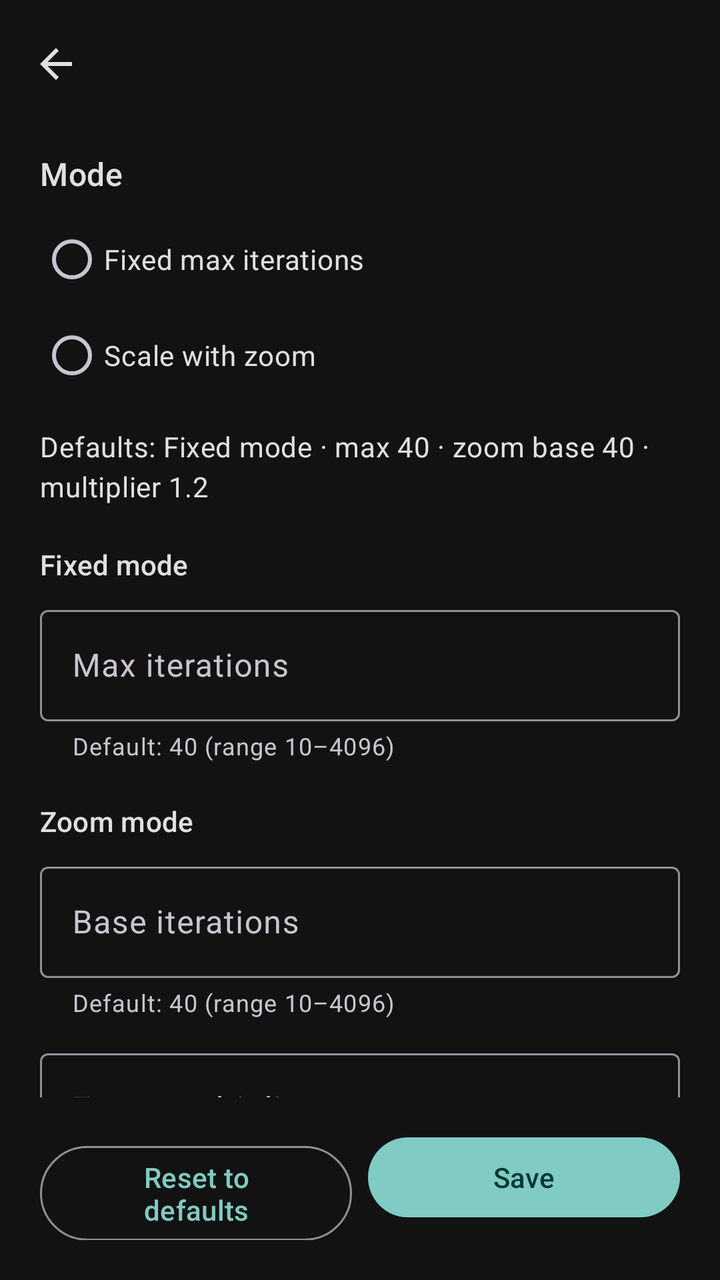
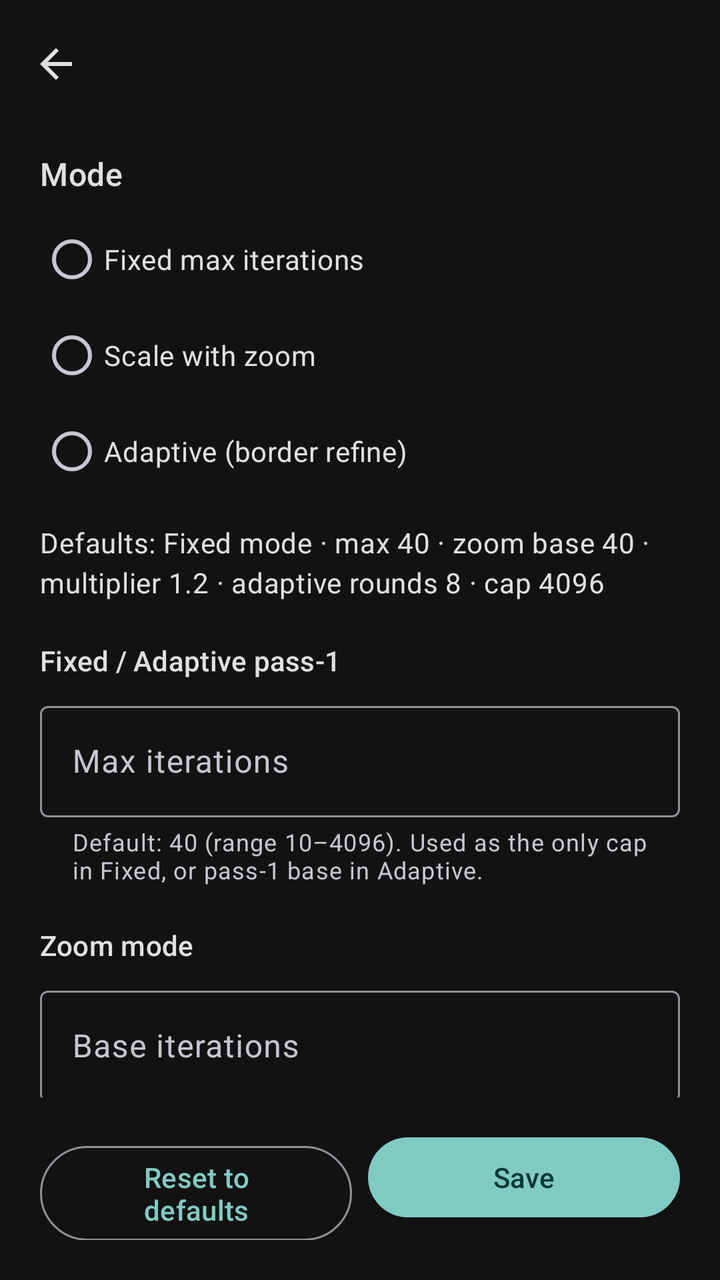

Screens rendered from an Android XML layout before and after an edit, with the pre-edit source and the edit as a unified diff.
<!-- AndroidManifest.xml: application theme AppTheme -->
<!-- res/layout/activity_iteration_settings.xml -->
<?xml version="1.0" encoding="utf-8"?>
<LinearLayout xmlns:android="http://schemas.android.com/apk/res/android"
    xmlns:app="http://schemas.android.com/apk/res-auto"
    android:layout_width="match_parent"
    android:layout_height="match_parent"
    android:background="@color/md_theme_surface"
    android:orientation="vertical">

    <com.google.android.material.appbar.MaterialToolbar
        android:id="@+id/iteration_toolbar"
        android:layout_width="match_parent"
        android:layout_height="wrap_content"
        android:background="@color/md_theme_surface"
        app:navigationIcon="?attr/homeAsUpIndicator"
        app:navigationIconTint="@color/hud_text"
        app:titleTextColor="@color/hud_text" />

    <androidx.core.widget.NestedScrollView
        android:layout_width="match_parent"
        android:layout_height="0dp"
        android:layout_weight="1"
        android:fillViewport="true"
        android:paddingStart="20dp"
        android:paddingTop="12dp"
        android:paddingEnd="20dp"
        android:paddingBottom="16dp">

        <LinearLayout
            android:layout_width="match_parent"
            android:layout_height="wrap_content"
            android:orientation="vertical">

            <TextView
                android:layout_width="match_parent"
                android:layout_height="wrap_content"
                android:text="@string/iteration_mode_label"
                android:textAppearance="?attr/textAppearanceTitleMedium"
                android:textColor="@color/md_theme_on_surface" />

            <RadioGroup
                android:id="@+id/iteration_mode_group"
                android:layout_width="match_parent"
                android:layout_height="wrap_content"
                android:layout_marginTop="8dp"
                android:orientation="vertical">

                <com.google.android.material.radiobutton.MaterialRadioButton
                    android:id="@+id/iteration_mode_fixed"
                    android:layout_width="match_parent"
                    android:layout_height="wrap_content"
                    android:minHeight="48dp"
                    android:text="@string/iteration_mode_fixed"
                    android:textColor="@color/md_theme_on_surface" />

                <com.google.android.material.radiobutton.MaterialRadioButton
                    android:id="@+id/iteration_mode_zoom"
                    android:layout_width="match_parent"
                    android:layout_height="wrap_content"
                    android:minHeight="48dp"
                    android:text="@string/iteration_mode_zoom"
                    android:textColor="@color/md_theme_on_surface" />
            </RadioGroup>

            <TextView
                android:layout_width="match_parent"
                android:layout_height="wrap_content"
                android:layout_marginTop="12dp"
                android:lineSpacingMultiplier="1.15"
                android:text="@string/iteration_defaults_summary"
                android:textAppearance="?attr/textAppearanceBodyMedium"
                android:textColor="@color/md_theme_on_surface" />

            <TextView
                android:layout_width="match_parent"
                android:layout_height="wrap_content"
                android:layout_marginTop="20dp"
                android:text="@string/iteration_fixed_label"
                android:textAppearance="?attr/textAppearanceTitleSmall"
                android:textColor="@color/md_theme_on_surface" />

            <com.google.android.material.textfield.TextInputLayout
                android:id="@+id/iteration_fixed_layout"
                style="@style/Widget.Material3.TextInputLayout.OutlinedBox"
                android:layout_width="match_parent"
                android:layout_height="wrap_content"
                android:layout_marginTop="8dp"
                android:hint="@string/iteration_fixed_hint"
                app:helperText="@string/iteration_fixed_helper">

                <com.google.android.material.textfield.TextInputEditText
                    android:id="@+id/iteration_fixed_value"
                    android:layout_width="match_parent"
                    android:layout_height="wrap_content"
                    android:inputType="number"
                    android:maxLines="1" />
            </com.google.android.material.textfield.TextInputLayout>

            <TextView
                android:layout_width="match_parent"
                android:layout_height="wrap_content"
                android:layout_marginTop="20dp"
                android:text="@string/iteration_zoom_section"
                android:textAppearance="?attr/textAppearanceTitleSmall"
                android:textColor="@color/md_theme_on_surface" />

            <com.google.android.material.textfield.TextInputLayout
                android:id="@+id/iteration_base_layout"
                style="@style/Widget.Material3.TextInputLayout.OutlinedBox"
                android:layout_width="match_parent"
                android:layout_height="wrap_content"
                android:layout_marginTop="8dp"
                android:hint="@string/iteration_base_hint"
                app:helperText="@string/iteration_base_helper">

                <com.google.android.material.textfield.TextInputEditText
                    android:id="@+id/iteration_base_value"
                    android:layout_width="match_parent"
                    android:layout_height="wrap_content"
                    android:inputType="number"
                    android:maxLines="1" />
            </com.google.android.material.textfield.TextInputLayout>

            <com.google.android.material.textfield.TextInputLayout
                android:id="@+id/iteration_multiplier_layout"
                style="@style/Widget.Material3.TextInputLayout.OutlinedBox"
                android:layout_width="match_parent"
                android:layout_height="wrap_content"
                android:layout_marginTop="12dp"
                android:hint="@string/iteration_multiplier_hint"
                app:helperText="@string/iteration_multiplier_helper">

                <com.google.android.material.textfield.TextInputEditText
                    android:id="@+id/iteration_multiplier_value"
                    android:layout_width="match_parent"
                    android:layout_height="wrap_content"
                    android:inputType="numberDecimal"
                    android:maxLines="1" />
            </com.google.android.material.textfield.TextInputLayout>

            <TextView
                android:layout_width="match_parent"
                android:layout_height="wrap_content"
                android:layout_marginTop="16dp"
                android:lineSpacingMultiplier="1.15"
                android:text="@string/iteration_help"
                android:textAppearance="?attr/textAppearanceBodySmall"
                android:textColor="@color/md_theme_on_surface" />
        </LinearLayout>
    </androidx.core.widget.NestedScrollView>

    <LinearLayout
        android:id="@+id/iteration_actions"
        android:layout_width="match_parent"
        android:layout_height="wrap_content"
        android:layout_marginStart="20dp"
        android:layout_marginEnd="20dp"
        android:layout_marginBottom="20dp"
        android:orientation="horizontal">

        <com.google.android.material.button.MaterialButton
            android:id="@+id/iteration_reset_defaults"
            style="@style/Widget.Material3.Button.OutlinedButton"
            android:layout_width="0dp"
            android:layout_height="wrap_content"
            android:layout_marginEnd="8dp"
            android:layout_weight="1"
            android:minHeight="48dp"
            android:text="@string/iteration_reset_defaults" />

        <com.google.android.material.button.MaterialButton
            android:id="@+id/iteration_save"
            android:layout_width="0dp"
            android:layout_height="wrap_content"
            android:layout_weight="1"
            android:minHeight="48dp"
            android:text="@string/iteration_save" />
    </LinearLayout>
</LinearLayout>
<!-- resources referenced by this layout -->
<resources>
  <color name="hud_text">#FFE0E0E0</color>
  <color name="md_theme_on_surface">#FFE0E0E0</color>
  <color name="md_theme_surface">#FF121212</color>
  <string name="iteration_base_helper">Default: 40 (range 10–4096)</string>
  <string name="iteration_base_hint">Base iterations</string>
  <string name="iteration_defaults_summary">Defaults: Fixed mode · max 40 · zoom base 40 · multiplier 1.2</string>
  <string name="iteration_fixed_helper">Default: 40 (range 10–4096)</string>
  <string name="iteration_fixed_hint">Max iterations</string>
  <string name="iteration_fixed_label">Fixed mode</string>
  <string name="iteration_help">Fixed mode uses the same max iterations at every zoom (default 40).\n\nScale with zoom starts at the base value at the home view (default base 40, multiplier 1.2). Each doubling of zoom multiplies max iterations by the multiplier. Values are clamped between 10 and 4096.</string>
  <string name="iteration_mode_fixed">Fixed max iterations</string>
  <string name="iteration_mode_label">Mode</string>
  <string name="iteration_mode_zoom">Scale with zoom</string>
  <string name="iteration_multiplier_helper">Default: 1.2 (range 1.01–4.0)</string>
  <string name="iteration_multiplier_hint">Zoom multiplier</string>
  <string name="iteration_reset_defaults">Reset to defaults</string>
  <string name="iteration_save">Save</string>
  <string name="iteration_zoom_section">Zoom mode</string>
  <style name="AppTheme" parent="Theme.Material3.Dark.NoActionBar">
          <item name="colorPrimary">@color/md_theme_primary</item>
          <item name="colorOnPrimary">@color/md_theme_on_primary</item>
          <item name="colorSecondary">@color/md_theme_primary</item>
          <item name="android:colorBackground">@color/fractal_canvas</item>
          <item name="colorSurface">@color/md_theme_surface</item>
          <item name="colorOnSurface">@color/md_theme_on_surface</item>
          <item name="colorSurfaceVariant">@color/md_theme_surface_variant</item>
          <item name="android:statusBarColor">@android:color/transparent</item>
          <item name="android:navigationBarColor">@android:color/transparent</item>
          <item name="android:windowBackground">@color/fractal_canvas</item>
          <item name="bottomSheetDialogTheme">@style/ThemeOverlay.App.BottomSheetDialog</item>
      </style>
  <color name="md_theme_primary">#FF80CBC4</color>
  <color name="md_theme_on_primary">#FF003732</color>
  <color name="fractal_canvas">#FF0A0A0A</color>
  <color name="md_theme_surface_variant">#FF2C2C2C</color>
  <style name="ThemeOverlay.App.BottomSheetDialog" parent="ThemeOverlay.Material3.BottomSheetDialog">
          <item name="bottomSheetStyle">@style/Widget.App.BottomSheet</item>
      </style>
  <style name="Widget.App.BottomSheet" parent="Widget.Material3.BottomSheet.Modal">
          <item name="backgroundTint">@color/md_theme_surface</item>
      </style>
</resources>

<!-- the commit's change to res/layout/activity_iteration_settings.xml (unified diff, before → after) -->
@@ -59,6 +59,14 @@
                     android:minHeight="48dp"
                     android:text="@string/iteration_mode_zoom"
                     android:textColor="@color/md_theme_on_surface" />
+
+                <com.google.android.material.radiobutton.MaterialRadioButton
+                    android:id="@+id/iteration_mode_adaptive"
+                    android:layout_width="match_parent"
+                    android:layout_height="wrap_content"
+                    android:minHeight="48dp"
+                    android:text="@string/iteration_mode_adaptive"
+                    android:textColor="@color/md_theme_on_surface" />
             </RadioGroup>
 
             <TextView
@@ -134,6 +142,48 @@
                     android:layout_width="match_parent"
                     android:layout_height="wrap_content"
                     android:inputType="numberDecimal"
+                    android:maxLines="1" />
+            </com.google.android.material.textfield.TextInputLayout>
+
+            <TextView
+                android:layout_width="match_parent"
+                android:layout_height="wrap_content"
+                android:layout_marginTop="20dp"
+                android:text="@string/iteration_adaptive_section"
+                android:textAppearance="?attr/textAppearanceTitleSmall"
+                android:textColor="@color/md_theme_on_surface" />
+
+            <com.google.android.material.textfield.TextInputLayout
+                android:id="@+id/iteration_rounds_layout"
+                style="@style/Widget.Material3.TextInputLayout.OutlinedBox"
+                android:layout_width="match_parent"
+                android:layout_height="wrap_content"
+                android:layout_marginTop="8dp"
+                android:hint="@string/iteration_rounds_hint"
+                app:helperText="@string/iteration_rounds_helper">
+
+                <com.google.android.material.textfield.TextInputEditText
+                    android:id="@+id/iteration_rounds_value"
+                    android:layout_width="match_parent"
+                    android:layout_height="wrap_content"
+                    android:inputType="number"
+                    android:maxLines="1" />
+            </com.google.android.material.textfield.TextInputLayout>
+
+            <com.google.android.material.textfield.TextInputLayout
+                android:id="@+id/iteration_cap_layout"
+                style="@style/Widget.Material3.TextInputLayout.OutlinedBox"
+                android:layout_width="match_parent"
+                android:layout_height="wrap_content"
+                android:layout_marginTop="12dp"
+                android:hint="@string/iteration_cap_hint"
+                app:helperText="@string/iteration_cap_helper">
+
+                <com.google.android.material.textfield.TextInputEditText
+                    android:id="@+id/iteration_cap_value"
+                    android:layout_width="match_parent"
+                    android:layout_height="wrap_content"
+                    android:inputType="number"
                     android:maxLines="1" />
             </com.google.android.material.textfield.TextInputLayout>
 
<!-- resource entries referenced after the edit -->
@@ -3,19 +3,25 @@
   <color name="hud_text">#FFE0E0E0</color>
   <color name="md_theme_on_surface">#FFE0E0E0</color>
   <color name="md_theme_surface">#FF121212</color>
+  <string name="iteration_adaptive_section">Adaptive mode</string>
   <string name="iteration_base_helper">Default: 40 (range 10–4096)</string>
   <string name="iteration_base_hint">Base iterations</string>
-  <string name="iteration_defaults_summary">Defaults: Fixed mode · max 40 · zoom base 40 · multiplier 1.2</string>
-  <string name="iteration_fixed_helper">Default: 40 (range 10–4096)</string>
+  <string name="iteration_cap_helper">Default: 4096 (range 10–4096). Hard ceiling across adaptive rounds.</string>
+  <string name="iteration_cap_hint">Absolute iteration cap</string>
+  <string name="iteration_defaults_summary">Defaults: Fixed mode · max 40 · zoom base 40 · multiplier 1.2 · adaptive rounds 8 · cap 4096</string>
+  <string name="iteration_fixed_helper">Default: 40 (range 10–4096). Used as the only cap in Fixed, or pass-1 base in Adaptive.</string>
   <string name="iteration_fixed_hint">Max iterations</string>
-  <string name="iteration_fixed_label">Fixed mode</string>
-  <string name="iteration_help">Fixed mode uses the same max iterations at every zoom (default 40).\n\nScale with zoom starts at the base value at the home view (default base 40, multiplier 1.2). Each doubling of zoom multiplies max iterations by the multiplier. Values are clamped between 10 and 4096.</string>
+  <string name="iteration_fixed_label">Fixed / Adaptive pass-1</string>
+  <string name="iteration_help">Fixed mode uses the same max iterations at every zoom (default 40).\n\nScale with zoom starts at the base value at the home view (default base 40, multiplier 1.2). Each doubling of zoom multiplies max iterations by the multiplier. Values are clamped between 10 and 4096.\n\nAdaptive mode renders pass 1 at the Fixed max, then only re-tests interior border pixels (next to escaped neighbors), doubling the limit each round until none escape or rounds/cap are hit.</string>
+  <string name="iteration_mode_adaptive">Adaptive (border refine)</string>
   <string name="iteration_mode_fixed">Fixed max iterations</string>
   <string name="iteration_mode_label">Mode</string>
   <string name="iteration_mode_zoom">Scale with zoom</string>
   <string name="iteration_multiplier_helper">Default: 1.2 (range 1.01–4.0)</string>
   <string name="iteration_multiplier_hint">Zoom multiplier</string>
   <string name="iteration_reset_defaults">Reset to defaults</string>
+  <string name="iteration_rounds_helper">Default: 8 (range 1–16). Each round may double the iteration limit on border pixels.</string>
+  <string name="iteration_rounds_hint">Max refinement rounds</string>
   <string name="iteration_save">Save</string>
   <string name="iteration_zoom_section">Zoom mode</string>
   <style name="AppTheme" parent="Theme.Material3.Dark.NoActionBar">
